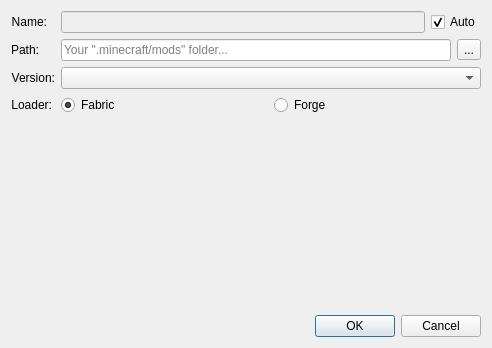
kaniol-lck/modmanager, file src/ui/local/localmodpathsettingsdialog.ui: the form before one commit.
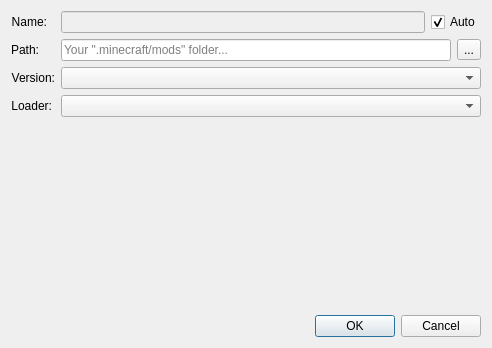
The form after the commit. Icons and pictures are not drawn.

Commit message: path loader deduce & multiple path import

```diff
--- a/src/ui/local/localmodpathsettingsdialog.ui
+++ b/src/ui/local/localmodpathsettingsdialog.ui
@@ -133,33 +133,7 @@
       </widget>
      </item>
      <item row="3" column="1">
-      <layout class="QHBoxLayout" name="horizontalLayout_3">
-       <item>
-        <widget class="QRadioButton" name="fabric_radioButton">
-         <property name="text">
-          <string>Fabric</string>
-         </property>
-         <property name="icon">
-          <iconset resource="../../images/image.qrc">
-           <normaloff>:/image/fabric.png</normaloff>:/image/fabric.png</iconset>
-         </property>
-         <property name="checked">
-          <bool>true</bool>
-         </property>
-        </widget>
-       </item>
-       <item>
-        <widget class="QRadioButton" name="forge_radioButton">
-         <property name="text">
-          <string>Forge</string>
-         </property>
-         <property name="icon">
-          <iconset resource="../../images/image.qrc">
-           <normaloff>:/image/forge.svg</normaloff>:/image/forge.svg</iconset>
-         </property>
-        </widget>
-       </item>
-      </layout>
+      <widget class="QComboBox" name="loaderSelect"/>
      </item>
     </layout>
    </item>
```
Left out of the diff: 4 changed lines with no effect on the pictures. The commit also changes 17 other files.
